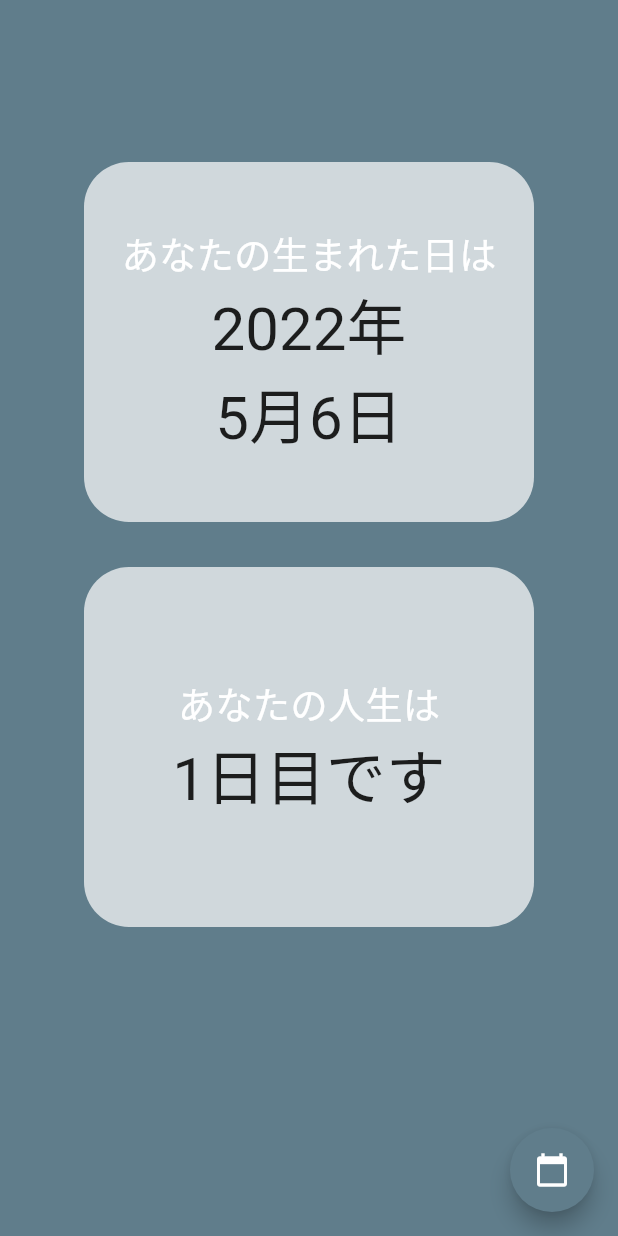
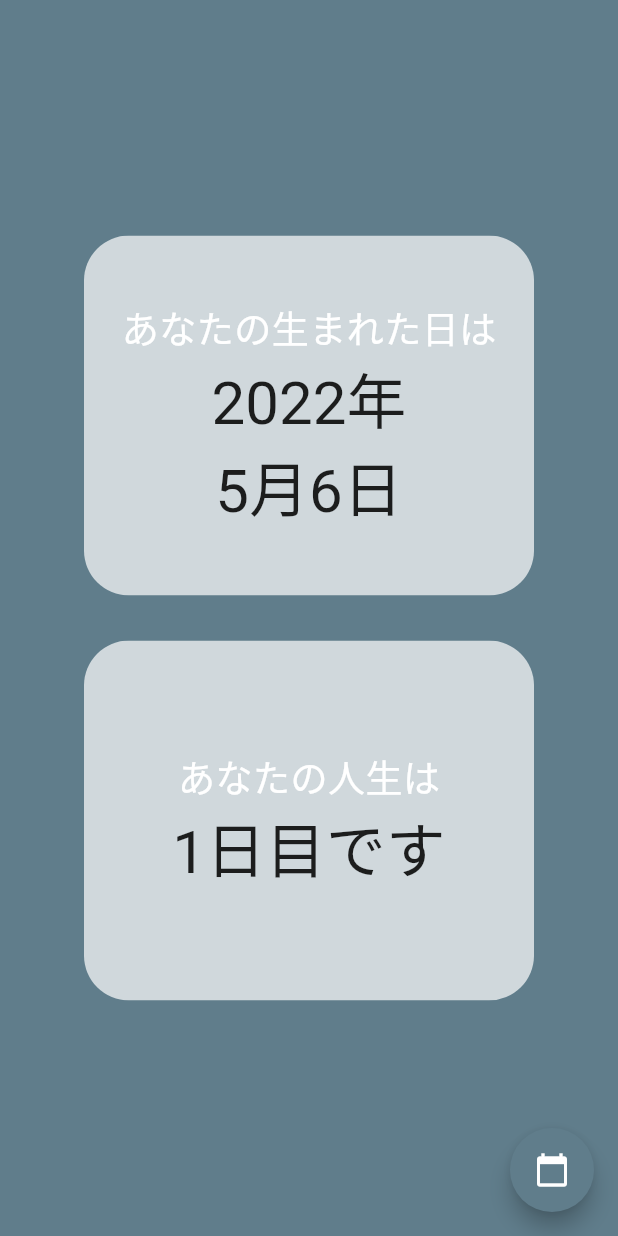
Before and after one commit to koki1126/i_have_lived, a Flutter app: the screen it shows after launch, after a tap on the "calendar today" icon, on a phone screen of 412 x 824 dp. Run offline on Flutter 3.47's test engine with Material 2 defaults, Android fonts, the phone set to English and light mode, and no system bars; drawn by our look-alikes of google_mobile_ads; our stand-ins replace flutter_local_notifications, flutter_native_timezone, shared_preferences, timezone; network calls fail.

Commit message:
パッケージの追加

```diff
--- a/lib/main_page.dart
+++ b/lib/main_page.dart
@@ -5,10 +5,12 @@ import 'constants.dart';
 import 'package:shared_preferences/shared_preferences.dart';
 import 'package:google_mobile_ads/google_mobile_ads.dart';
 import 'package:flutter_local_notifications/flutter_local_notifications.dart';
+import 'package:timezone/timezone.dart' as tz;
+import 'package:timezone/data/latest.dart' as tz;
+import 'package:flutter_native_timezone/flutter_native_timezone.dart';
 
 class MainPage extends StatefulWidget {
   const MainPage({Key? key}) : super(key: key);
-
   @override
   _MainPageState createState() => _MainPageState();
 }
@@ -107,12 +109,12 @@ class _MainPageState extends State<MainPage> {
     } else {
       stDay = day.toString();
     }
-
     return displayDate = DateTime.parse(
       "${year.toString()}-$stMonth-$stDay",
     );
   }
 
+  //Admobの設定
   final BannerAd myBanner = BannerAd(
     size: AdSize.banner,
     adUnitId: 'ca-app-pub-9425623246062001/8288374356', //本番
@@ -125,25 +127,58 @@ class _MainPageState extends State<MainPage> {
     await myBanner.load();
   }
 
+  //毎日通知
+  Future<tz.TZDateTime> scheduleDaily(Time time) async {
+    tz.initializeTimeZones();
+    final now = tz.TZDateTime.now(tz.getLocation('Asia/Tokyo'));
+    //UTC→JST は UTC + 9
+    //デイリー通知
+    final scheduleDate = tz.TZDateTime(
+      tz.local,
+      now.year,
+      now.month,
+      now.day,
+      time.hour,
+      time.minute,
+      time.second,
+    );
+    return scheduleDate.isBefore(now)
+        ? scheduleDate.add(const Duration(days: 1))
+        : scheduleDate;
+  }
+
   //ローカル通知(Android)
-  Future<void> notify() {
+  Future<void> notify() async {
+    // await loadDisplayDate();
     final flnp = FlutterLocalNotificationsPlugin();
+
     return flnp
         .initialize(
-          InitializationSettings(
+          const InitializationSettings(
             android: AndroidInitializationSettings('@mipmap/ic_launcher'),
           ),
         )
-        .then((_) => flnp.show(
+        .then(
+          (_) => flnp.zonedSchedule(
             0,
-            'これはテスト広告です',
-            'あなたの○○日目の人生が始まりました！',
-            NotificationDetails(
+            '☀おはようございます☀',
+            '$livedDays日目の人生が始まりました！',
+            tz.TZDateTime.now(tz.UTC).add(
+              Duration(seconds: 1),
+            ),
+            // scheduleDaily(const Time(21, 14, 00)),
+            const NotificationDetails(
               android: AndroidNotificationDetails(
-                'channel_id',
+                'channnel_id',
                 'channel_name',
               ),
-            )));
+            ),
+            androidAllowWhileIdle: true,
+            uiLocalNotificationDateInterpretation:
+                UILocalNotificationDateInterpretation.absoluteTime,
+            matchDateTimeComponents: DateTimeComponents.time,
+          ),
+        );
   }
 
   @override
@@ -153,6 +188,7 @@ class _MainPageState extends State<MainPage> {
     notify();
     checkFirstLaunch();
     loadDisplayDate();
+    // notify();
   }
 
   @override
@@ -176,7 +212,7 @@ class _MainPageState extends State<MainPage> {
                 flex: 3,
                 child: Center(
                   child: Column(
-                    mainAxisAlignment: MainAxisAlignment.end,
+                    mainAxisAlignment: MainAxisAlignment.center,
                     crossAxisAlignment: CrossAxisAlignment.center,
                     children: [
                       ClipRRect(
@@ -232,14 +268,14 @@ class _MainPageState extends State<MainPage> {
                   ),
                 ),
               ),
-              Expanded(
-                child: Container(
-                  alignment: Alignment.bottomLeft,
-                  child: AdWidget(ad: myBanner),
-                  width: myBanner.size.width.toDouble(),
-                  height: myBanner.size.height.toDouble(),
-                ),
-              ),
+              // Expanded(
+              //   child: Container(
+              //     alignment: Alignment.bottomLeft,
+              //     child: AdWidget(ad: myBanner),
+              //     width: myBanner.size.width.toDouble(),
+              //     height: myBanner.size.height.toDouble(),
+              //   ),
+              // ),
             ],
           ),
         );
```
